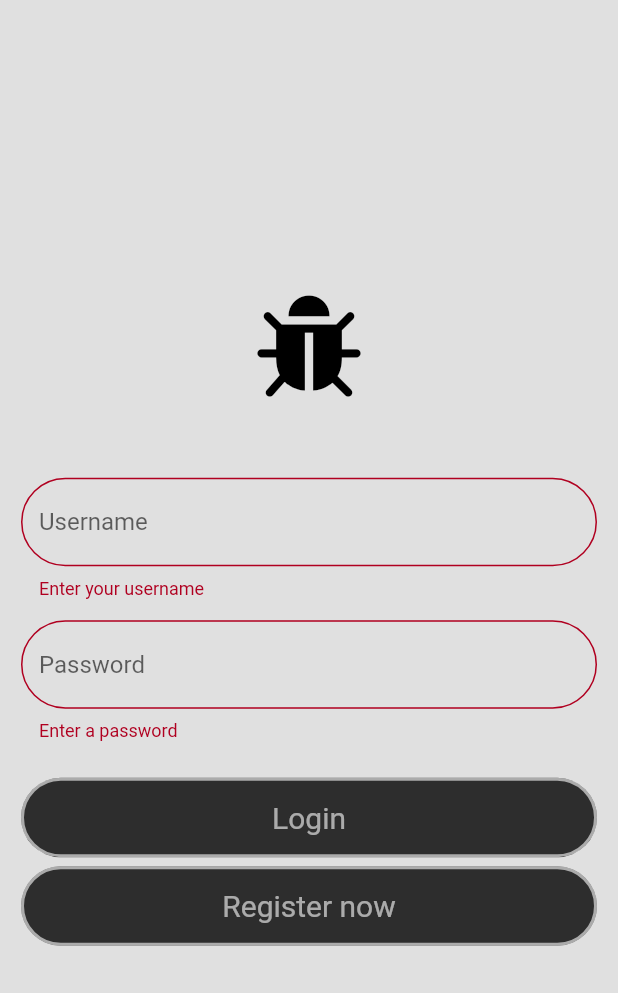
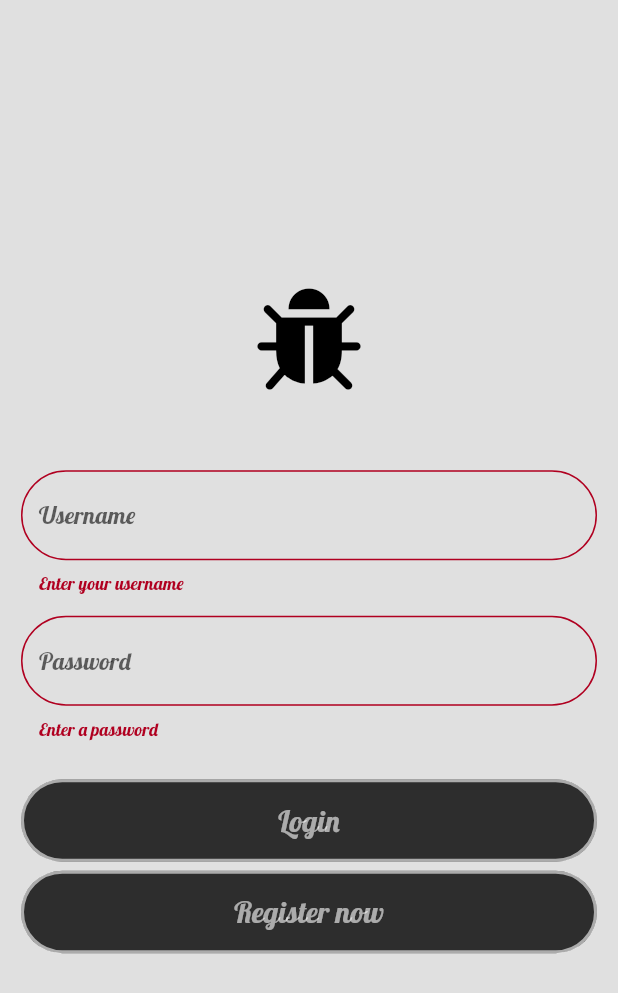
Before and after one commit to subibek/fitnessApp, a Flutter app: the screen it shows after launch, after a tap on "Login", on a phone screen of 412 x 824 dp. Shown: the top 993 px of the screen. Run offline on Flutter 3.47's test engine with Material 2 defaults, Android fonts, the phone set to English and light mode, and no system bars; our stand-ins replace cloud_firestore, firebase_auth, firebase_core, firebase_database, flutter_datetime_picker, lottie and 3 more; accounts and stored records are empty.

Commit message:
theme and email validation issue fixed

```diff
--- a/lib/login/loginPage.dart
+++ b/lib/login/loginPage.dart
@@ -5,19 +5,51 @@ import 'package:project/helper/appcolors.dart';
 import 'package:project/login/signUpPage.dart';
 import 'package:firebase_auth/firebase_auth.dart';
 import 'package:project/pages/categorylistpage.dart';
+import 'package:project/widgets/custom_page_route.dart';
 import 'package:provider/provider.dart';
+import 'package:shared_preferences/shared_preferences.dart';
+import '../mainPage.dart';
+import '../theme/theme_provider.dart';
+import '../widgets/iconfont.dart';
 
-import '../mainPage.dart';
-import '../widgets/iconfont.dart';
+SharedPreferences? preferences;
 
 class LoginPage extends StatefulWidget {
 
+
   static String? currentUser;
+
+  static Future setUser(bool isLoggedIn) async {
+    preferences!.setBool("IsLoggedIn", isLoggedIn);
+  }
+
   @override
   _LoginPageState createState() => _LoginPageState();
 }
 
 class _LoginPageState extends State<LoginPage> {
+
+  Future getTheme() async {
+    preferences = await SharedPreferences.getInstance();
+    bool? isDark = preferences!.getBool('theme');
+    final provider = Provider.of<ThemeProvider>(context, listen: false);
+    provider.toggleTheme(isDark!);
+  }
+
+  Future getUser() async {
+    preferences = await SharedPreferences.getInstance();
+    bool? isLoggedIn = preferences!.getBool('IsLoggedIn');
+
+    if (isLoggedIn!){
+      Navigator.of(context).push(CustomPageRoute(routePage: MainPage()));
+    }
+
+  }
+
+  void initState(){
+    getTheme();
+    getUser();
+  }
 
   final _username = TextEditingController();
   final _password = TextEditingController();
@@ -31,6 +63,7 @@ class _LoginPageState extends State<LoginPage> {
     _password.dispose();
     super.dispose();
   }
+
   @override
   Widget build(BuildContext context) {
 
@@ -93,6 +126,9 @@ class _LoginPageState extends State<LoginPage> {
                     SizedBox(height: 4),
                     error,
                     SizedBox(height: 4),
+                    Container(
+                      child: isLoading ? Column(children: [CircularProgressIndicator(color: AppColors.main_color,), SizedBox(height: 10,)],) : null ,
+                    ),
                     InkWell(
                       onTap: () async {
                         String uid = _username.text;
@@ -117,7 +153,7 @@ class _LoginPageState extends State<LoginPage> {
 
                         }
                       },
-                      child: isLoading ? Column(children: [CircularProgressIndicator(color: AppColors.main_color,), SizedBox(height: 10,)],) :
+                      child:
                       Container(
                         width: MediaQuery.of(context).size.width,
                         padding: const EdgeInsets.symmetric(vertical: 13,),
@@ -141,6 +177,7 @@ class _LoginPageState extends State<LoginPage> {
                     const SizedBox(height: 6),
                     InkWell(
                       onTap: () {
+                        LoginPage.setUser(true);
                         Navigator.push(context,
                           MaterialPageRoute(builder: (context) => SignUpPage()),
                         );
--- a/lib/main.dart
+++ b/lib/main.dart
@@ -27,7 +27,7 @@ class MyApp extends StatelessWidget {
       builder: (context, _) {
         final themeProvider = Provider.of<ThemeProvider>(context);
         return MaterialApp(
-          themeMode: themeProvider.themeMode,
+          themeMode: ThemeProvider.themeMode,
           darkTheme: MyThemes.darkTheme,
           theme: MyThemes.lightTheme,
           debugShowCheckedModeBanner: false,
--- a/lib/pages/caloriecounterpage.dart
+++ b/lib/pages/caloriecounterpage.dart
@@ -35,7 +35,7 @@ class _CalorieCounterState extends State<CalorieCounter> {
   Widget build(BuildContext context) {
     getGoalCal();
     final btnColor = Theme.of(context).primaryColor == Colors.black54
-        ? Colors.white : Colors.black;
+        ? Colors.white60 : Colors.black;
 
     final txtColor = Theme.of(context).primaryColor == Colors.black54
         ? Colors.black : Colors.white;
--- a/lib/pages/detailspage.dart
+++ b/lib/pages/detailspage.dart
@@ -19,8 +19,8 @@ class DetailsPage extends StatelessWidget {
   @override
   Widget build(BuildContext context) {
 
-    Color tileColor = Theme.of(context).primaryColor == Colors.black54 ? Colors.white24 : Colors.black87;
-    Color txtColor = Theme.of(context).primaryColor == Colors.black54 ? Colors.white70 : Colors.black87;
+    Color tileColor = Theme.of(context).primaryColor == Colors.black54 ? Colors.white10 : Colors.white70;
+    Color txtColor = Theme.of(context).primaryColor == Colors.black54 ? Colors.white70 : Colors.white70;
 
     return Scaffold(
       appBar: MainAppBar(),
--- a/lib/pages/progresstrackerpage.dart
+++ b/lib/pages/progresstrackerpage.dart
@@ -122,7 +122,7 @@ class _ProgressTrackerState extends State<ProgressTracker> {
 
   getData() {
 
-    FirebaseFirestore.instance.collection(currentUser!).get()
+    FirebaseFirestore.instance.collection(currentUser!).orderBy("date").get()
         .then((querySnapshot) {
       querySnapshot.docs.forEach((result) {
         Map<String, dynamic> val = result.data();
--- a/lib/theme/theme_provider.dart
+++ b/lib/theme/theme_provider.dart
@@ -1,8 +1,8 @@
+import 'package:flutter/material.dart';
 
-import 'package:flutter/material.dart';
-import 'package:shared_preferences/shared_preferences.dart';
+import '../login/loginPage.dart';
 
-SharedPreferences? preferences;
+
 
 class ThemeProvider extends ChangeNotifier{
 
@@ -26,11 +26,13 @@ class MyThemes{
     scaffoldBackgroundColor: Colors.black87,
     colorScheme: ColorScheme.dark(),
     primaryColor: Colors.black54,
+    fontFamily: 'Lobster'
   );
 
   static final lightTheme = ThemeData(
     scaffoldBackgroundColor: Colors.grey[300],
     colorScheme: ColorScheme.light(),
     primaryColor: Colors.white,
+      fontFamily: 'Lobster'
   );
 }
--- a/lib/widgets/navigationdrawer.dart
+++ b/lib/widgets/navigationdrawer.dart
@@ -31,6 +31,8 @@ class _NavigationDrawerState extends State<NavigationDrawer> {
   Widget build(BuildContext context) {
 
     return Drawer(
+      backgroundColor: Theme.of(context).primaryColor == Colors.black54
+          ? Colors.black54 : Colors.white,
       child: SingleChildScrollView(
           child: Column(
             crossAxisAlignment: CrossAxisAlignment.stretch,
@@ -44,8 +46,6 @@ class _NavigationDrawerState extends State<NavigationDrawer> {
   }
 
   Widget buildHeader (BuildContext context) => Material(
-    color: Theme.of(context).primaryColor == Colors.black54
-        ? Colors.black54 : Colors.white,
     child: InkWell(
       onTap: (){
       },
@@ -96,6 +96,7 @@ class _NavigationDrawerState extends State<NavigationDrawer> {
           leading: const Icon(Icons.exit_to_app),
           title: const Text('Log Out'),
           onTap: (){
+            LoginPage.setUser(false);
             LoginPage.currentUser = '';
             Navigator.pushReplacement(
                 context,
```
Also changed, not shown: lib/caloriecalculator/resultpage.dart (+18 -13 lines), lib/caloriecounter/home_page.dart (+39 -19 lines), lib/login/signUpPage.dart (+9 -1 lines), lib/pages/categorylistpage.dart (+0 -14 lines).
